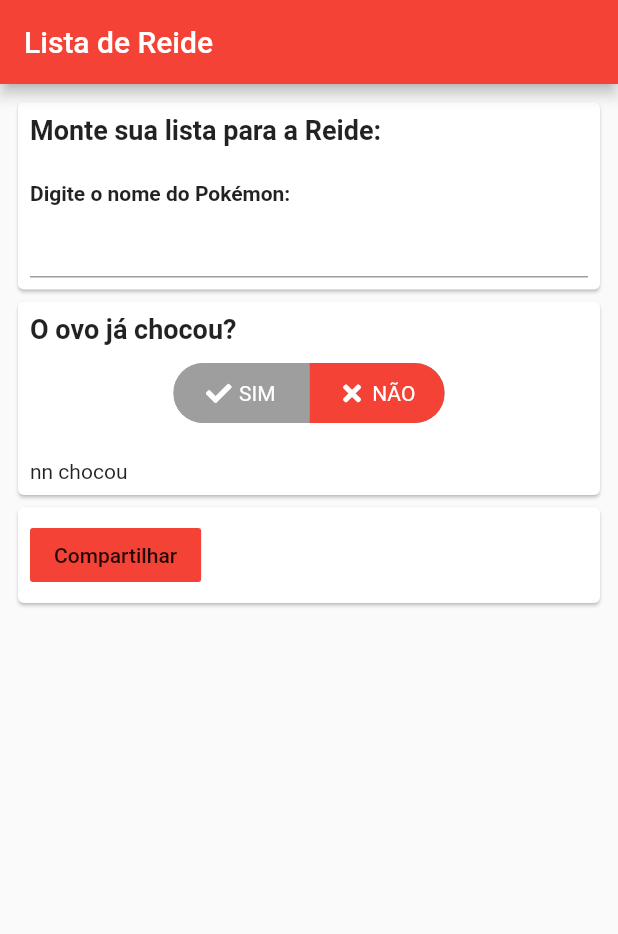
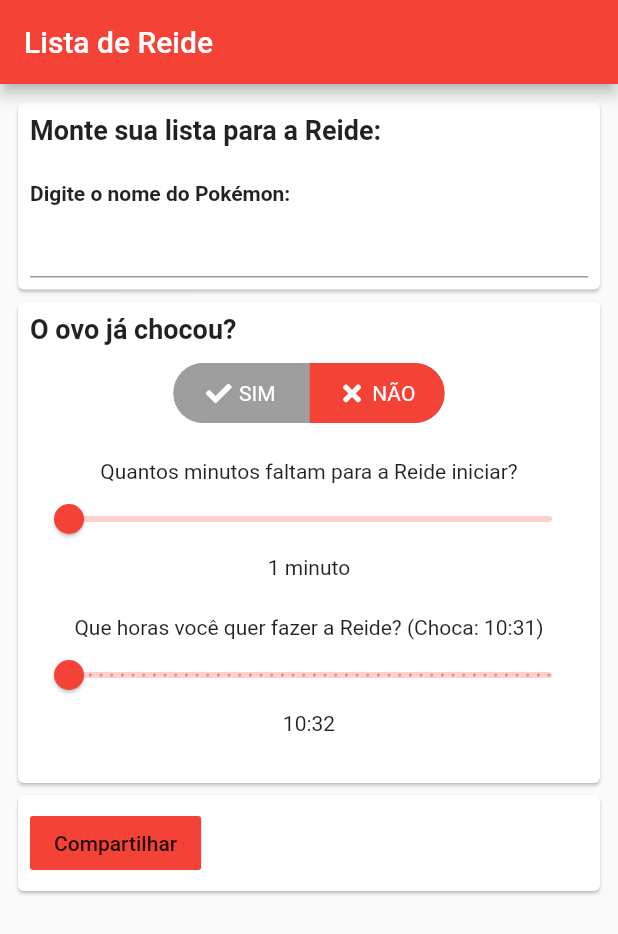
Before and after one commit to lohhans/RaidList, a Flutter app: the screen it shows after launch, after a tap on "SIM", on a phone screen of 412 x 824 dp. Shown: the top 934 px of the screen. Run offline on Flutter 3.47's test engine with Material 2 defaults, Android fonts, the phone set to English and light mode, and no system bars; drawn by our look-alikes of toggle_switch; our stand-ins replace font_awesome_flutter.

Commit message:
Fix non-hatched egg

```diff
--- a/lib/main.dart
+++ b/lib/main.dart
@@ -50,7 +50,9 @@ class MyHomePage extends StatefulWidget {
 class _MyHomePageState extends State<MyHomePage> {
   bool _chocou = false;
   double _remainTimeOfRaid = 1;
+  double _timeToStartRaid = 1;
   double _maxWaitingTimeForRaid = 1;
+  double _increaseMinutesToMaxWaitingTimeForRaid = 1;
   // var _currentTime = DateTime.now();
 
   var _now;
@@ -142,6 +144,7 @@ class _MyHomePageState extends State<MyHomePage> {
                           ),
                           Center(
                             child: ToggleSwitch(
+                              changeOnTap: false,
                               initialLabelIndex: _chocou ? 1 : 0,
                               minWidth: 90.0,
                               cornerRadius: 20.0,
@@ -208,7 +211,42 @@ class _MyHomePageState extends State<MyHomePage> {
                             ),
                             replacement: Column(
                               children: [
-                                Text('nn chocou'),
+                                Text('Quantos minutos faltam para a Reide iniciar?'),
+                                Slider(
+                                  value: _timeToStartRaid,
+                                  label: _timeToStartRaid.toInt() == 1 ? _timeToStartRaid.toInt().toString() + " minuto" : _timeToStartRaid.toInt().toString() + " minutos",
+                                  divisions: 60,
+                                  min: 1,
+                                  max: 60,
+                                  onChanged: (time) {
+                                    setState(() {
+                                      _maxWaitingTimeForRaid = 1;
+                                      _timeToStartRaid = time;
+                                      // _raidStartAt.add(Duration(minutes: _timeToStartRaid.toInt()));
+                                    });
+                                  },
+                                ),
+                                Text(_timeToStartRaid.toInt() == 1 ? _timeToStartRaid.toInt().toString() + " minuto" : _timeToStartRaid.toInt().toString() + " minutos"),
+                                const SizedBox(
+                                  height: 24,
+                                ),
+                                Text('Que horas você quer fazer a Reide? (Choca: ' + formatTime(_now.add(Duration(minutes: _timeToStartRaid.toInt()))) + ')'),
+                                Slider(
+                                  value: _increaseMinutesToMaxWaitingTimeForRaid,
+                                  label: formatTime(_now.add(Duration(minutes: _timeToStartRaid.toInt() + _increaseMinutesToMaxWaitingTimeForRaid.toInt()))),
+                                  divisions: 45,
+                                  min: 1,
+                                  max: 45,
+                                  onChanged: (time) {
+                                    setState(() {
+                                      _increaseMinutesToMaxWaitingTimeForRaid = time;
+                                    });
+                                  },
+                                ),
+                                Text(formatTime(_now.add(Duration(minutes: _timeToStartRaid.toInt() + _increaseMinutesToMaxWaitingTimeForRaid.toInt())))),
+                                const SizedBox(
+                                  height: 24,
+                                ),
                               ],
                             ),
                           ),
```
